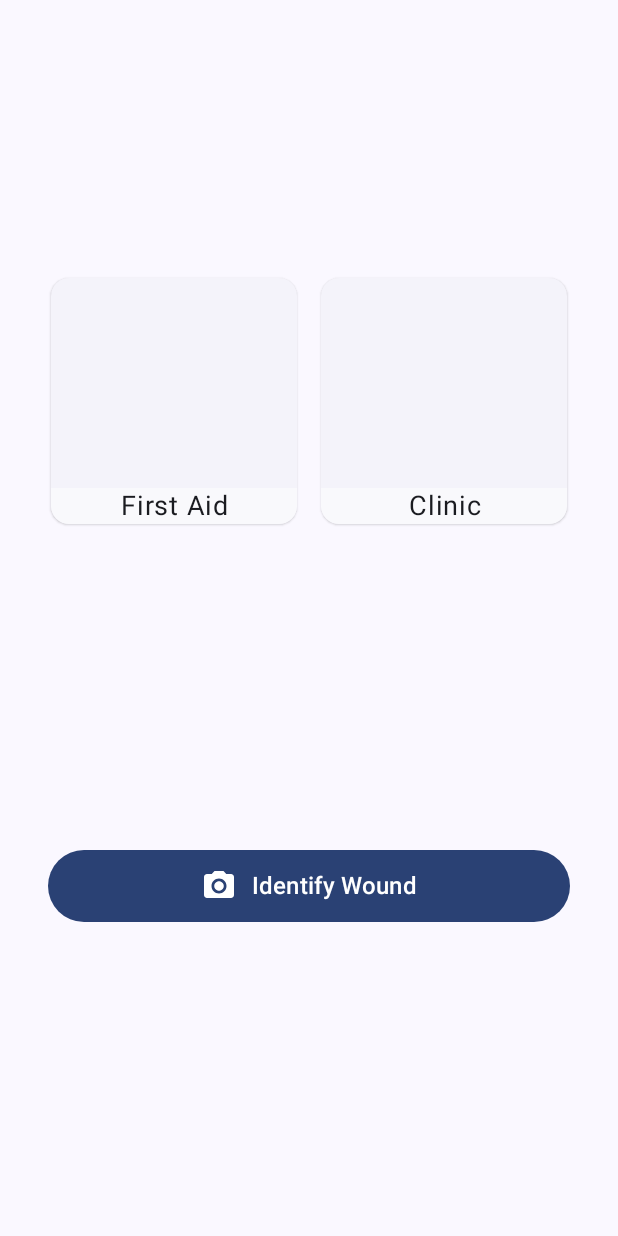
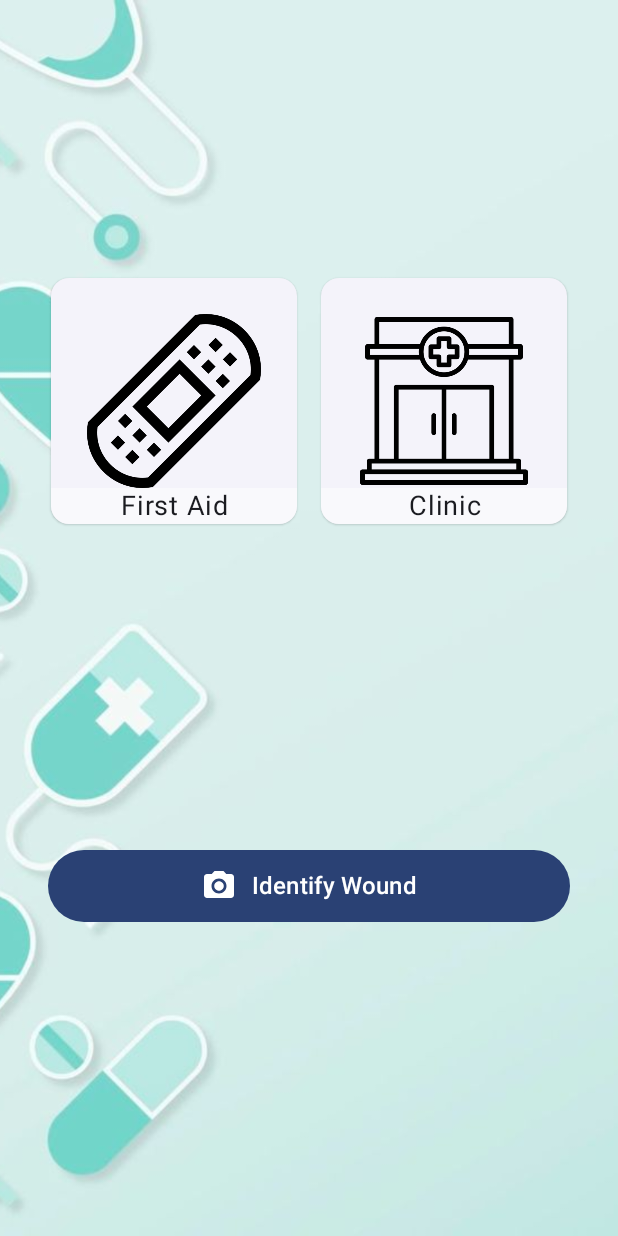
Before and after one commit to ciyfhx/YouOkAnot, an Android app built with Jetpack Compose: the screen it shows after launch (MainActivity), on a phone screen of 412 x 824 dp. Run offline under Robolectric (Android 15) with nearby library versions, the phone set to English and light mode, and no system bars.

Commit message:
update home ui

```diff
--- a/app/src/main/java/com/okanot/youokanot/MainActivity.kt
+++ b/app/src/main/java/com/okanot/youokanot/MainActivity.kt
@@ -39,6 +39,8 @@ import androidx.compose.runtime.setValue
 import androidx.compose.ui.Alignment
 import androidx.compose.ui.Modifier
 import androidx.compose.ui.graphics.Color
+import androidx.compose.ui.layout.ContentScale
+import androidx.compose.ui.res.painterResource
 import androidx.compose.ui.text.style.TextAlign
 import androidx.compose.ui.tooling.preview.Preview
 import androidx.compose.ui.unit.TextUnit
@@ -72,7 +74,12 @@ class MainActivity : ComponentActivity() {
             YouOkAnotTheme {
                 val navController = rememberNavController()
                 Scaffold(modifier = Modifier.fillMaxSize()) { innerPadding ->
-                    AppNavHost(navController = navController, innerPadding = innerPadding)
+                    Box(modifier = Modifier.fillMaxSize()){
+                        Image(painter = painterResource(R.drawable.background), contentDescription = "", modifier = Modifier.fillMaxSize(), contentScale = ContentScale.Crop)
+
+                        AppNavHost(navController = navController, innerPadding = innerPadding)
+
+                    }
                 }
             }
         }
@@ -107,7 +114,8 @@ fun AppNavHost(navController: NavHostController, innerPadding: PaddingValues) {
                 Row {
                     ElevatedCard(modifier = Modifier.size(width=180.dp, height=180.dp).padding(8.dp)) {
                         Box(modifier = Modifier.fillMaxSize()) {
-//                            Image()
+                            Image(painter = painterResource(R.drawable.bandaid), contentDescription = "", modifier = Modifier.fillMaxSize().padding(24.dp), contentScale = ContentScale.Crop)
+
                             Column(verticalArrangement = Arrangement.Bottom, modifier = Modifier.fillMaxHeight()) {
                                 Box(modifier = Modifier.fillMaxWidth().background(color = Color(1f,1f,1f,0.5f))) {
                                     Text("First Aid", fontSize = 18.sp, textAlign = TextAlign.Center, modifier = Modifier.fillMaxWidth())
@@ -123,8 +131,11 @@ fun AppNavHost(navController: NavHostController, innerPadding: PaddingValues) {
 
                     ElevatedCard (modifier = Modifier.size(width=180.dp, height=180.dp).padding(8.dp)) {
                         Box(modifier = Modifier.fillMaxSize()) {
+                            Image(painter = painterResource(R.drawable.clinic_8638587), contentDescription = "", modifier = Modifier.fillMaxSize().padding(24.dp), contentScale = ContentScale.Crop)
+
                             Column(verticalArrangement = Arrangement.Bottom, modifier = Modifier.fillMaxHeight()) {
                                 Box(modifier = Modifier.fillMaxWidth().background(color = Color(1f,1f,1f,0.5f))) {
+
                                     Text(
                                         "Clinic",
                                         fontSize = 18.sp,
```
Also changed, not shown: app/src/main/java/com/okanot/youokanot/woundtreatmentscreen/WoundTreatmentScreen.kt (+7 -0 lines), app/src/main/res/drawable/background.jpg (added), app/src/main/res/drawable/bandaid.png (added), app/src/main/res/drawable/clinic_8638587.png (added).
